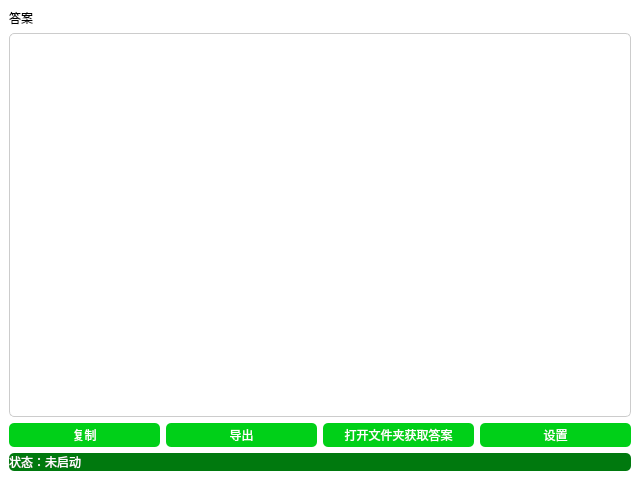
This is main.ui in Howie114514/ETSAnswerCracker as Qt 5 draws it before an edit. The edited form follows.
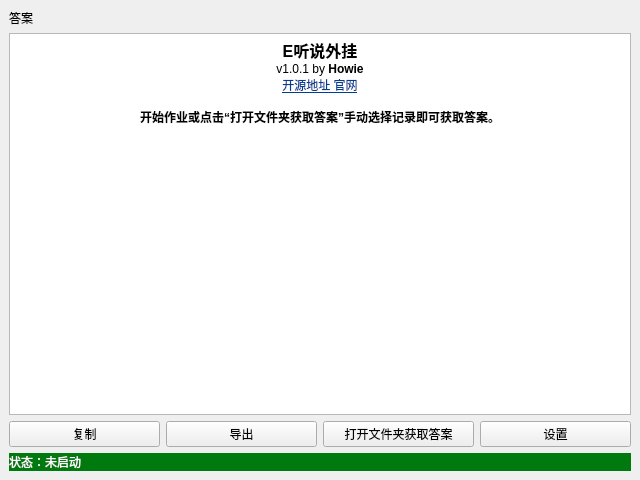
This is the edited form. Icons and pictures are not drawn.

Commit message: 美化界面及添加主题切换、从文件夹读取功能

Diff of the .ui file:
```diff
--- a/main.ui
+++ b/main.ui
@@ -10,6 +10,12 @@
         <height>480</height>
       </rect>
     </property>
+  <property name="font">
+   <font>
+    <family>微软雅黑</family>
+    <bold>false</bold>
+   </font>
+  </property>
     <property name="windowTitle">
       <string>ETS外挂</string>
     </property>
@@ -18,26 +24,15 @@
         <normaloff>:/main/icon.ico</normaloff>:/main/icon.ico</iconset>
     </property>
     <property name="styleSheet">
-      <string notr="true">#centralwidget{
-        background-color:#fff
-        }
-        #centralwidget QTextBrowser{
-        background-color:#fff;
-        border:1px solid #ccc;
-        border-radius:5px
-        }
-        #centralwidget QPushButton{
-        background-color: rgb(0, 208, 24);
-        border:0px;
-        border-radius:5px;
-        color:#fff;
-        padding:3px;
-        }
-        #centralwidget QPushButton::hover{
-        background-color: rgb(0, 100, 10);
-        }</string>
+   <string notr="true"/>
     </property>
     <widget class="QWidget" name="centralwidget">
+   <property name="font">
+    <font>
+     <family>Microsoft YaHei UI</family>
+     <pointsize>9</pointsize>
+    </font>
+   </property>
       <layout class="QGridLayout" name="gridLayout">
         <item row="0" column="0">
           <widget class="QLabel" name="label">
@@ -85,15 +80,28 @@
                 background-color:#fff
                 }</string>
             </property>
+      <property name="html">
+       <string>&lt;!DOCTYPE HTML PUBLIC &quot;-//W3C//DTD HTML 4.0//EN&quot; &quot;http://www.w3.org/TR/REC-html40/strict.dtd&quot;&gt;
+&lt;html&gt;&lt;head&gt;&lt;meta name=&quot;qrichtext&quot; content=&quot;1&quot; /&gt;&lt;meta charset=&quot;utf-8&quot; /&gt;&lt;style type=&quot;text/css&quot;&gt;
+p, li { white-space: pre-wrap; }
+hr { height: 1px; border-width: 0; }
+li.unchecked::marker { content: &quot;\2610&quot;; }
+li.checked::marker { content: &quot;\2612&quot;; }
+&lt;/style&gt;&lt;/head&gt;&lt;body style=&quot; font-family:'Microsoft YaHei UI'; font-size:9pt; font-weight:400; font-style:normal;&quot;&gt;
+&lt;p align=&quot;center&quot; style=&quot; margin-top:0px; margin-bottom:0px; margin-left:0px; margin-right:0px; -qt-block-indent:0; text-indent:0px;&quot;&gt;&lt;img src=&quot;:/main/icon.ico&quot; /&gt;&lt;/p&gt;
+&lt;p align=&quot;center&quot; style=&quot; margin-top:0px; margin-bottom:0px; margin-left:0px; margin-right:0px; -qt-block-indent:0; text-indent:0px;&quot;&gt;&lt;span style=&quot; font-size:12pt; font-weight:700;&quot;&gt;E听说外挂&lt;/span&gt;&lt;/p&gt;
+&lt;p align=&quot;center&quot; style=&quot; margin-top:0px; margin-bottom:0px; margin-left:0px; margin-right:0px; -qt-block-indent:0; text-indent:0px;&quot;&gt;v1.0.1 by &lt;span style=&quot; font-weight:700;&quot;&gt;Howie&lt;/span&gt;&lt;/p&gt;
+&lt;p align=&quot;center&quot; style=&quot; margin-top:0px; margin-bottom:0px; margin-left:0px; margin-right:0px; -qt-block-indent:0; text-indent:0px;&quot;&gt;&lt;a href=&quot;https://github.com/Howie114514/EtsAnswerCracker&quot;&gt;&lt;span style=&quot; text-decoration: underline; color:#003e92;&quot;&gt;开源地址 &lt;/span&gt;&lt;/a&gt;&lt;a href=&quot;https://Howie114514.github.io/etsac&quot;&gt;&lt;span style=&quot; text-decoration: underline; color:#003e92;&quot;&gt;官网&lt;/span&gt;&lt;/a&gt;&lt;/p&gt;
+&lt;p style=&quot;-qt-paragraph-type:empty; margin-top:0px; margin-bottom:0px; margin-left:0px; margin-right:0px; -qt-block-indent:0; text-indent:0px; text-decoration: underline; color:#003e92;&quot;&gt;&lt;br /&gt;&lt;/p&gt;
+&lt;p align=&quot;center&quot; style=&quot; margin-top:0px; margin-bottom:0px; margin-left:0px; margin-right:0px; -qt-block-indent:0; text-indent:0px;&quot;&gt;&lt;span style=&quot; font-weight:700;&quot;&gt;开始作业或点击“打开文件夹获取答案”手动选择记录即可获取答案。&lt;/span&gt;&lt;/p&gt;&lt;/body&gt;&lt;/html&gt;</string>
+      </property>
           </widget>
         </item>
         <item row="6" column="0">
           <widget class="QLabel" name="status_lb">
             <property name="styleSheet">
-              <string notr="true">/*background-color: rgb(19, 194, 0);*/
-                color:#fff;
-                border-radius:5px;
-                background-color: rgb(0, 121, 14);</string>
+       <string notr="true">color:#fff;
+background-color: rgb(0, 121, 14);</string>
             </property>
             <property name="text">
               <string>状态：未启动</string>
```
Left out of the diff: 18 changed lines with no effect on the pictures. Lines whose indentation alone changed are shown as unchanged. The commit also changes 20 other files.
